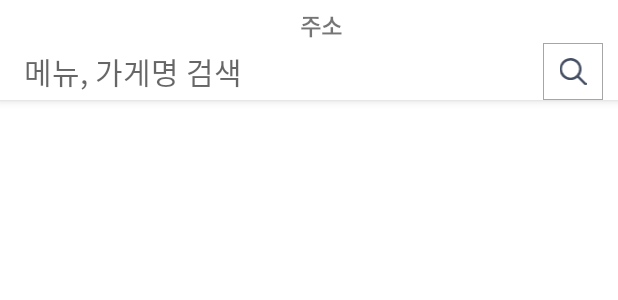
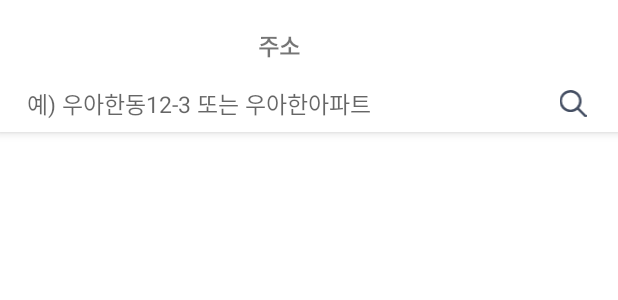
Before and after one commit to 2020-IT2/woowa-android-main-, an Android app: the layout fragment_detail_address.xml on its own in the app's theme, with its tools: preview values and no code run, on a phone screen of 412 x 824 dp. Shown: the top 300 px of the screen. Run offline under Robolectric (Android 15) with nearby library versions, the phone set to English and light mode, and no system bars; network calls fail.

Commit message:
Add Address & Map

```diff
--- a/app/src/main/java/com/woowahan/woowahanfoods/Adapter/AddressData.java
+++ b/app/src/main/java/com/woowahan/woowahanfoods/Adapter/AddressData.java
@@ -3,6 +3,11 @@ package com.woowahan.woowahanfoods.Adapter;
 public class AddressData {
     private String tv_dong;
     private String tv_road;
+    public String admCd;
+    public String rnMgtSn;
+    public String udrtYn;
+    public String buldMnnm;
+    public String buldSlno;
 
     public AddressData(String tv_dong, String tv_road) {
         this.tv_dong = tv_dong;
--- a/app/src/main/java/com/woowahan/woowahanfoods/Address.java
+++ b/app/src/main/java/com/woowahan/woowahanfoods/Address.java
@@ -67,6 +67,12 @@ public class Address extends Fragment {
 
         //리사이클러뷰
         recyclerView = (RecyclerView)view.findViewById(R.id.rv);
+        recyclerView.setOnClickListener(new View.OnClickListener() {
+            @Override
+            public void onClick(View view) {
+
+            }
+        });
 
         return view;
     }
--- a/app/src/main/java/com/woowahan/woowahanfoods/CurAddress.java
+++ b/app/src/main/java/com/woowahan/woowahanfoods/CurAddress.java
@@ -43,7 +43,7 @@ public class CurAddress extends Fragment implements OnMapReadyCallback {
     @Override
     public void onMapReady(@NonNull NaverMap naverMap) {
         naverMap.setLocationSource(locationSource);
-        naverMap.setLocationTrackingMode(LocationTrackingMode.Follow);
+        naverMap.setLocationTrackingMode(LocationTrackingMode.NoFollow);
 
         naverMap.addOnLocationChangeListener(new NaverMap.OnLocationChangeListener() {
             @Override
--- a/app/src/main/java/com/woowahan/woowahanfoods/Dataframe/Juso.java
+++ b/app/src/main/java/com/woowahan/woowahanfoods/Dataframe/Juso.java
@@ -18,11 +18,13 @@ public class Juso{
     public String lnbrMnnm;
     public String roadAddr;
     public String lnbrSlno;
-    public String buldMnnm;
+    public int buldMnnm;
     public String bdKdcd;
     public String liNm;
     public String rnMgtSn;
     public String mtYn;
     public String bdMgtSn;
-    public String buldSlno;
+    public int buldSlno;
+    public String entX;
+    public String entY;
 }
--- a/app/src/main/java/com/woowahan/woowahanfoods/httpConnection/RetrofitService.java
+++ b/app/src/main/java/com/woowahan/woowahanfoods/httpConnection/RetrofitService.java
@@ -2,6 +2,7 @@ package com.woowahan.woowahanfoods.httpConnection;
 
 import com.google.gson.JsonObject;
 import com.woowahan.woowahanfoods.Dataframe.SearchResultJson;
+import com.woowahan.woowahanfoods.Dataframe.SearchResultJson2;
 
 import retrofit2.Call;
 import retrofit2.http.Body;
@@ -12,4 +13,7 @@ import retrofit2.http.Query;
 public interface RetrofitService {
     @GET("/addrlink/addrLinkApi.do")
     Call<SearchResultJson> searchAddress(@Query("confmKey") String confmKey, @Query("currentPage") int currentPage, @Query("countPerPage") int countPerPage, @Query("keyword") String keyword, @Query("resultType") String resultType);
+
+    @GET("/addrlink/addrCoordApi.do")
+    Call<SearchResultJson> convertor(@Query("confmKey") String confmKey, @Query("admCd") String admCd, @Query("rnMgtSn") String rnMgtSn, @Query("udrtYn") String udrtYn, @Query("buldMnnm") int buldMnnm, @Query("buldSlno") int buldSlno, @Query("resultType") String resultType);
 }
--- a/app/src/main/res/layout/fragment_detail_address.xml
+++ b/app/src/main/res/layout/fragment_detail_address.xml
@@ -31,14 +31,52 @@
         <com.google.android.material.appbar.CollapsingToolbarLayout
             android:layout_width="match_parent"
             android:layout_height="wrap_content"
-            app:layout_scrollFlags="scroll|exitUntilCollapsed">
+            app:layout_scrollFlags="exitUntilCollapsed">
             <!--            app:layout_scrollFlags="scroll|exitUntilCollapsed|enterAlways">-->
+            <LinearLayout
+                android:layout_marginTop="50dp"
+                app:layout_collapseMode="pin"
+                android:background="@color/white"
+                android:layout_width="match_parent"
+                android:layout_height="match_parent">
+                <EditText
+                    android:id="@+id/et_search"
+                    android:paddingHorizontal="18dp"
+                    android:paddingTop="7dp"
+                    android:paddingBottom="7dp"
+                    android:layout_weight="3"
+                    android:layout_width="match_parent"
+                    android:layout_height="match_parent"
+                    android:background="@android:color/transparent"
+                    android:hint="예) 우아한동12-3 또는 우아한아파트"
+                    android:paddingVertical="3dp"
 
+                    android:textColor="@android:color/black"
+                    android:textSize="15dp"/>
+
+                <LinearLayout
+                    android:layout_width="wrap_content"
+                    android:layout_height="match_parent"
+                    android:paddingHorizontal="10dp">
+                    <ImageView
+                        android:id="@+id/iv_search"
+                        android:padding="10dp"
+                        android:layout_width="40dp"
+                        android:layout_height="match_parent"
+                        android:src="@drawable/ic_search"
+                        android:layout_gravity="center"
+                        android:layout_weight="3"
+                        />
+                </LinearLayout>
+            </LinearLayout>
             <androidx.appcompat.widget.Toolbar
                 android:id="@+id/toolbar"
                 android:layout_width="match_parent"
                 android:layout_height="wrap_content"
                 android:background="@android:color/white"
+                app:contentInsetLeft="-30dp"
+                app:contentInsetStart="-30dp"
+                app:contentInsetStartWithNavigation="-30dp"
                 app:layout_collapseMode="pin">
                 <LinearLayout
                     android:layout_width="match_parent"
@@ -51,40 +89,10 @@
                         android:text="주소"
                         android:textSize="15dp"
                         android:textStyle="bold"
+                        android:layout_marginRight="20dp"
+                        android:paddingVertical="10dp"
                         android:layout_gravity="center"/>
-                    <LinearLayout
-                        android:layout_width="match_parent"
-                        android:layout_height="match_parent">
-                        <EditText
-                            android:id="@+id/et_search"
-                            android:layout_weight="3"
-                            android:layout_width="match_parent"
-                            android:layout_height="match_parent"
-                            android:background="@android:color/transparent"
-                            android:hint="메뉴, 가게명 검색"
-                            android:paddingVertical="3dp"
-                            android:textColor="@android:color/black"
-                            android:textSize="20dp"/>
-
-                        <LinearLayout
-                            android:layout_width="wrap_content"
-                            android:layout_height="match_parent"
-                            android:paddingHorizontal="10dp">
-                            <ImageView
-                                android:id="@+id/iv_search"
-                                android:padding="10dp"
-                                android:layout_width="40dp"
-                                android:layout_height="match_parent"
-                                android:src="@drawable/ic_search"
-                                android:layout_gravity="center"
-                                android:background="@drawable/edge"
-                                android:layout_weight="3"
-                                />
-                        </LinearLayout>
-                    </LinearLayout>
                 </LinearLayout>
-
-
             </androidx.appcompat.widget.Toolbar>
         </com.google.android.material.appbar.CollapsingToolbarLayout>
     </com.google.android.material.appbar.AppBarLayout>
```
Also changed, not shown: app/src/main/java/com/woowahan/woowahanfoods/Adapter/AddressAdapter.java (+21 -4 lines), app/src/main/java/com/woowahan/woowahanfoods/AddressMap.java (added, +204 -0 lines), app/src/main/java/com/woowahan/woowahanfoods/Dataframe/SearchResultJson2.java (added, +21 -0 lines), app/src/main/java/com/woowahan/woowahanfoods/DetailAddress.java (+21 -8 lines), app/src/main/res/layout/fragment_address_map.xml (added, +79 -0 lines), app/src/main/res/menu/bottom_nav_address.xml (added, +9 -0 lines).
